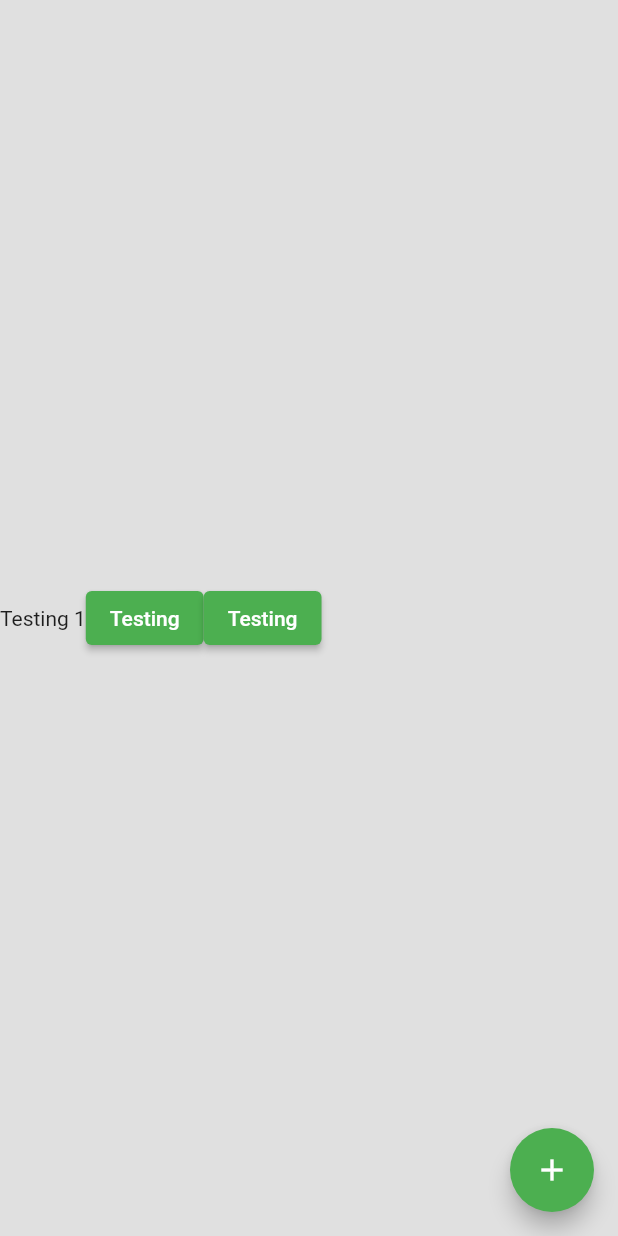
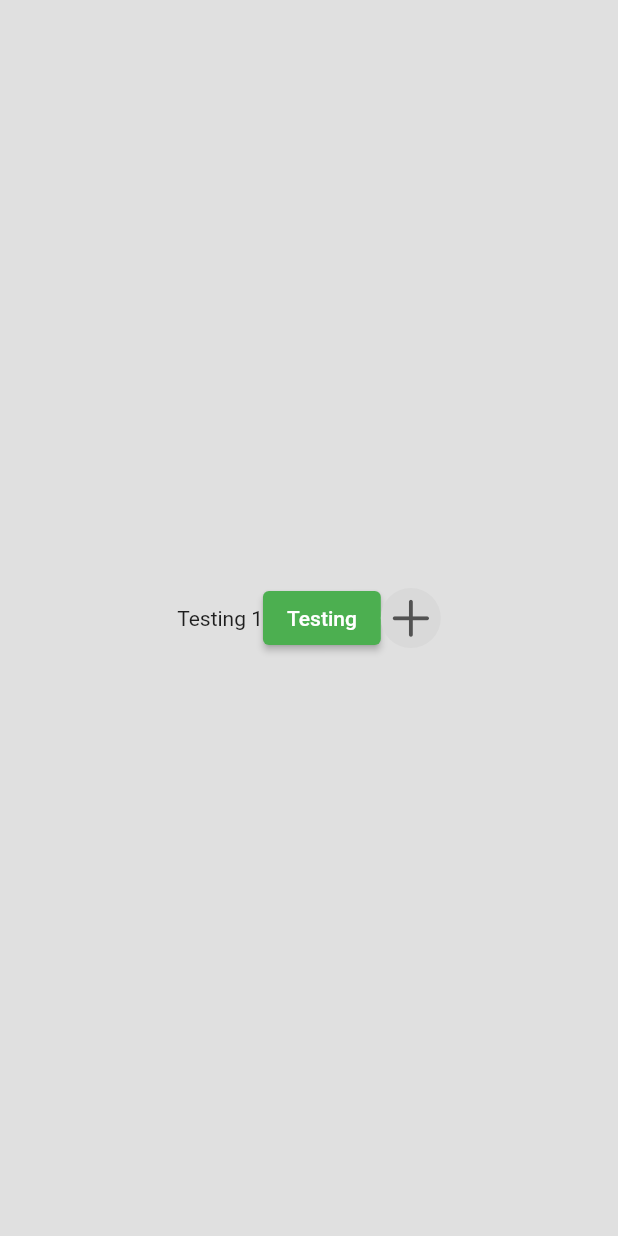
Before and after one commit to GeonwooVincentKim/daily_expanditure_0131, a Flutter app: the screen it shows after launch, on a phone screen of 412 x 824 dp. Run offline on Flutter 3.47's test engine with Material 2 defaults, Android fonts, the phone set to English and light mode, and no system bars; our stand-ins replace flutter_slidable.

Commit message:
[Update] - Updated home.dart with gestureDetector

```diff
--- a/lib/screens/home.dart
+++ b/lib/screens/home.dart
@@ -1,3 +1,4 @@
+import 'package:daily_expanditure_0131/shared/style.dart';
 import 'package:daily_expanditure_0131/widgets/custom_alert_dialog_box.dart';
 import 'package:daily_expanditure_0131/widgets/daily_expanditure_tile.dart';
 import 'package:daily_expanditure_0131/widgets/my_floating_action_button.dart';
@@ -48,7 +49,7 @@ class _HomePageState extends State<HomePage> {
 
     return Scaffold(
       backgroundColor: Color.fromRGBO(224, 224, 224, 1),
-      floatingActionButton: MyFloatingActionButton(onPressed: createNewExpanditure),
+      // floatingActionButton: MyFloatingActionButton(onPressed: createNewExpanditure),
       body: Stack(
         alignment: Alignment.center,
         children: [
@@ -70,19 +71,24 @@ class _HomePageState extends State<HomePage> {
                 },
               ),
               Row(
+                mainAxisAlignment: MainAxisAlignment.center,
                 children: [
                   Text("Testing 1"),
                   ElevatedButton(
                     onPressed: () => false,
                     child: Text("Testing"),
                   ),
-                  ElevatedButton(
-                    onPressed: () => false,
-                    child: Text(
-                      // "${moneyList.forEach((element) => sum + element)}"
-                      // '${moneyList.reduce((value, element) => value + element)}',
-                      "Testing"
-                    ),
+                  GestureDetector(
+                    onTap: () {
+                      createNewExpanditure();
+                    },
+                    child: const CircleAvatar(
+                      radius: 20,
+                      backgroundColor: buttonColor,
+                      child: ClipOval(
+                        child: Icon(CupertinoIcons.plus, color: plusIconColor, size: 35)
+                      ),
+                    )
                   )
                 ],
               )
```
